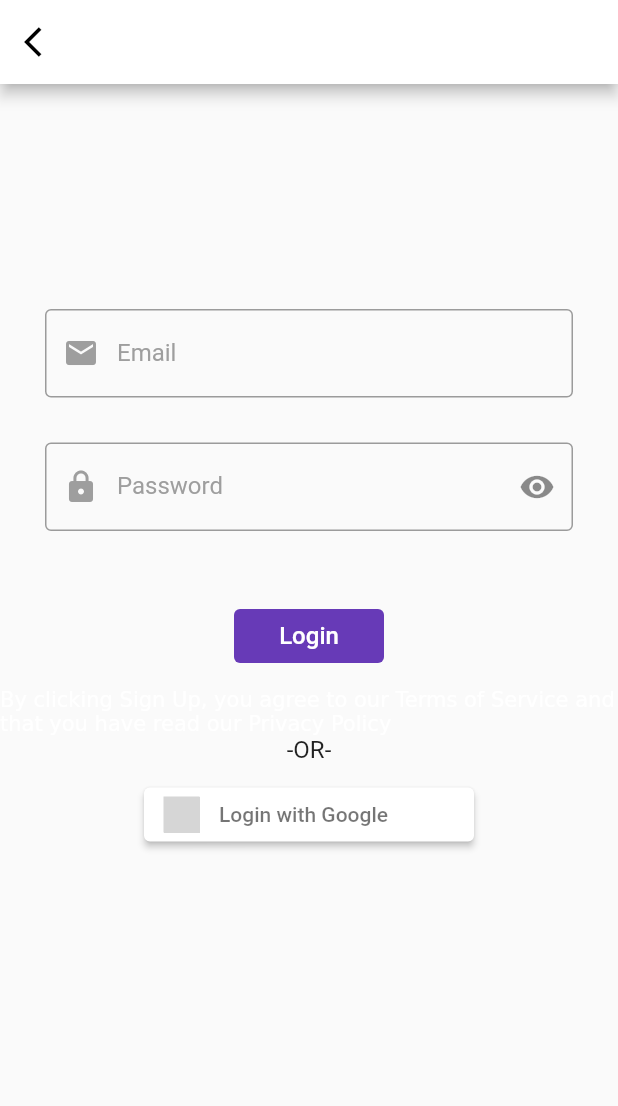
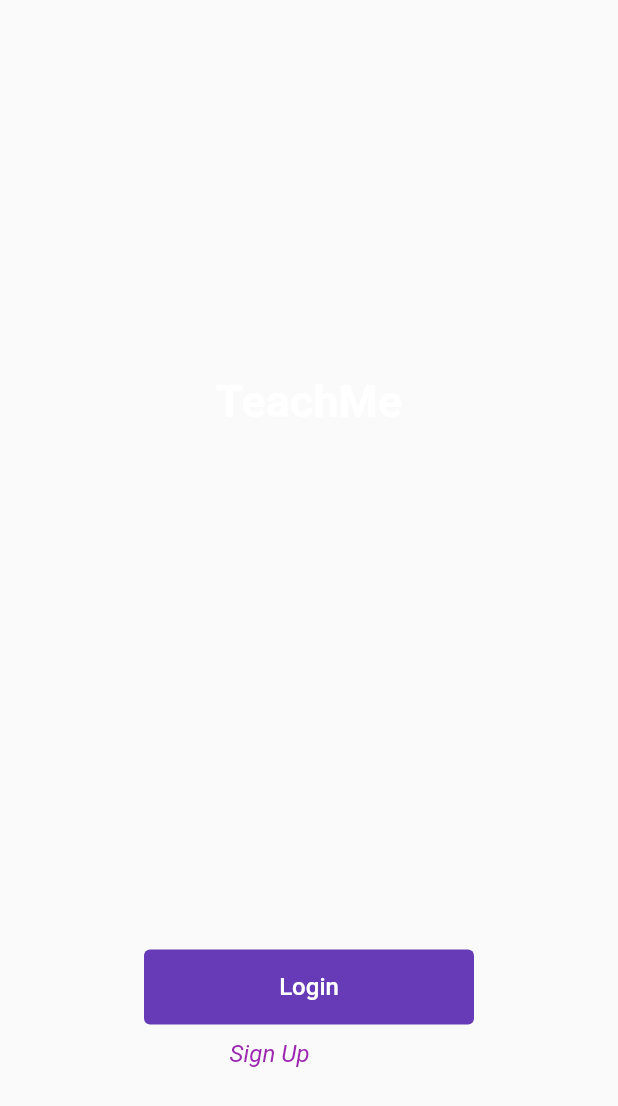
Before and after one commit to JosephLteif/QAProjectFrontEnd, a Flutter app: the screen it shows after launch, on a phone screen of 412 x 824 dp. Shown: the top 1106 px of the screen. Run offline on Flutter 3.47's test engine with Material 2 defaults, Android fonts, the phone set to English and light mode, and no system bars; our stand-ins replace dio, flutter_signin_button, shared_preferences; grey boxes are pictures that could not be loaded.

Commit message:
added sign up page

```diff
--- a/lib/main.dart
+++ b/lib/main.dart
@@ -3,6 +3,7 @@ import 'package:flutter/material.dart';
 import 'package:provider/provider.dart';
 import 'package:qa/utils/settings_prefs.dart';
 import 'package:qa/views/screens/login.dart';
+import 'package:qa/views/screens/LandingPage.dart';
 
 void main() async {
   WidgetsFlutterBinding.ensureInitialized();
@@ -22,7 +23,7 @@ class MyApp extends StatelessWidget {
 //    FirebaseMessaging _fcm = FirebaseMessaging.instance;
 //    PushNotificationService(_fcm).initialise(context);
     return const MaterialApp(
-      home: SignIn(),
+      home: LandingPage(),
     );
   }
 }
--- a/lib/services/LoginService.dart
+++ b/lib/services/LoginService.dart
@@ -21,7 +21,6 @@ Login(String email, String password, BuildContext context) async {
       "Password": password,
     });
     if (result.statusCode == 200) {
-      var resultData = result.data;
       prefs.setBool('IsLoggedIn', true);
       return true;
     } else {
--- a/lib/services/SignUpService.dart
+++ b/lib/services/SignUpService.dart
@@ -1,4 +1,3 @@
-import 'dart:convert';
 import 'dart:io';
 import 'package:shared_preferences/shared_preferences.dart';
 import 'package:dio/adapter.dart';
@@ -6,7 +5,7 @@ import 'package:dio/dio.dart';
 import 'package:flutter/material.dart';
 import 'package:qa/utils/appsettings.dart';
 
-Login(String username, String password,String firstname,String lastname, BuildContext context) async {
+Register(String email, String password,String name,String phoneNumber, BuildContext context) async {
   try {
     Dio dio = new Dio();
     (dio.httpClientAdapter as DefaultHttpClientAdapter).onHttpClientCreate =
@@ -17,17 +16,15 @@ Login(String username, String password,String firstname,String lastname, BuildCo
     };
     SharedPreferences prefs = await SharedPreferences.getInstance();
     Response result = await dio.post(RegisterUrl, queryParameters: {
-      "Email": username,
-      "Firstname": firstname,
-      "Lastname": lastname,
+      "Email": email,
+      "Name": name,
+      "PhoneNumber": phoneNumber,
       "Password": password,
     });
 
     if (result.statusCode == 200) {
       var resultData = result.data;
-
       prefs.setBool('IsLoggedIn', true);
-
       return true;
     } else {
     }
--- /dev/null
+++ b/lib/views/screens/LandingPage.dart
@@ -0,0 +1,112 @@
+import 'package:flutter/gestures.dart';
+import 'package:flutter_signin_button/flutter_signin_button.dart';
+import 'package:provider/provider.dart';
+import 'package:flutter/material.dart';
+import 'package:qa/utils/settings_prefs.dart';
+import 'package:qa/views/screens/login.dart';
+import 'package:qa/views/screens/signup.dart';
+
+class LandingPage extends StatelessWidget {
+  const LandingPage({Key? key}) : super(key: key);
+
+  // This widget is the root of your application.
+  @override
+  Widget build(BuildContext context) {
+   return Consumer<SettingsNotifier>(
+        builder: (context, theme, _) => MaterialApp(
+      title: 'Flutter Demo',
+      theme: theme.getTheme(),
+      home: const MyLandingPage(title: 'TeachMe'),
+   ));
+  }
+}
+
+class MyLandingPage extends StatefulWidget {
+  const MyLandingPage({Key? key, required this.title}) : super(key: key);
+
+  final String title;
+
+  @override
+  State<MyLandingPage> createState() => _MyLandingPageState();
+}
+
+class _MyLandingPageState extends State<MyLandingPage> {
+
+  @override
+  Widget build(BuildContext context) {
+    return Scaffold(
+        body: Center(
+      child: Column(
+        mainAxisAlignment: MainAxisAlignment.start,
+        children: <Widget>[
+          Container(
+            // padding: EdgeInsets.all(100), //You can use EdgeInsets like above
+            margin: const EdgeInsets.only(top: 250),
+            alignment: Alignment.center,
+            child: const Text(
+              "TeachMe",
+              style: TextStyle(
+                  fontSize: 30,
+                  color: Colors.white,
+                  fontWeight: FontWeight.w600),
+            ),
+          ),
+          Container(
+            margin: const EdgeInsets.only(top: 250),
+            padding: const EdgeInsets.all(8),
+            // alignment: Alignment.bottomCenter,
+            child: Column(
+              mainAxisAlignment: MainAxisAlignment.start,
+              children: [
+                Container(
+                    margin: const EdgeInsets.only(top: 90),
+                    height: 50,
+                    width: 220,
+                    child: TextButton(
+                      onPressed: () async {
+                         Navigator.push(
+                                context,
+                                MaterialPageRoute(
+                                    builder: (context) => SignIn()))
+                            .then((value) => setState(() {
+                                  // setView();
+                                }));
+                      },
+                      child: const Text(
+                        "Login",
+                        style: TextStyle(fontSize: 16),
+                      ),
+                    ),),
+                    Container(
+                      alignment: Alignment.topLeft,
+                      margin: const EdgeInsets.only(top:10,right: 30, left: 145),
+                      child: RichText(
+                      text: TextSpan(
+
+                        children: <TextSpan>[
+                          TextSpan(
+                            style: const TextStyle(color: Colors.purple, fontSize: 16.0,fontStyle: FontStyle.italic),
+                            text: 'Sign Up',
+                            recognizer: TapGestureRecognizer()
+                            ..onTap = () {
+                               Navigator.push(
+                                context,
+                                MaterialPageRoute(
+                                    builder: (context) => SignUp()))
+                            .then((value) => setState(() {
+                                  // setView();
+                                }));
+                              print('Terms of Service"');
+                          }),
+                        ],
+                      ),
+                    ),
+                  ),
+              ],
+            ),
+          )
+        ],
+      ),
+    ));
+  }
+}
--- a/lib/views/screens/login.dart
+++ b/lib/views/screens/login.dart
@@ -1,4 +1,3 @@
-
 import 'package:flutter/gestures.dart';
 import 'package:flutter/material.dart';
 import 'package:qa/utils/settings_prefs.dart';
@@ -22,15 +21,14 @@ class _SignIn extends State<SignIn> {
   String errorMessage = '';
 
   bool _obscureText = true;
-  Icon firstIcon = const Icon(Icons.visibility);
-  Icon secondIcon = const Icon(Icons.visibility_off);
+  Icon firstIcon = const Icon(Icons.visibility,color: Colors.grey,);
+  Icon secondIcon = const Icon(Icons.visibility_off, color: Colors.grey);
 
   void _toggle() {
     setState(() {
       _obscureText = !_obscureText;
     });
   }
-
   @override
   Widget build(BuildContext context) {
      return Consumer<SettingsNotifier>(
@@ -38,6 +36,7 @@ class _SignIn extends State<SignIn> {
           theme: theme.getTheme(),
           home: Scaffold(
             appBar: AppBar(
+              title: Text("Login"),
                  leading: InkWell(
                   onTap: () {
                     Navigator.pop(context);
@@ -79,7 +78,7 @@ class _SignIn extends State<SignIn> {
                               )),
                           Container(
                             alignment: Alignment.topCenter,
-                            margin: const EdgeInsets.all(30),
+                            margin: const EdgeInsets.only(top:30,right:30,left:30),
                             child: TextFormField(
                               controller: passwordController,
                               decoration: InputDecoration(
@@ -107,6 +106,23 @@ class _SignIn extends State<SignIn> {
                                 fontWeight: FontWeight.normal),
                           ),
                           Container(
+                             alignment: Alignment.topLeft,
+                              margin: const EdgeInsets.only(right: 30, left: 30),
+                            child: RichText(
+                              text: TextSpan(
+                                style: const TextStyle(color: Colors.blue, fontSize: 12.0,fontStyle: FontStyle.italic),
+                                children: <TextSpan>[
+                                  TextSpan(
+                                      text: 'Forgot password',
+                                      recognizer: TapGestureRecognizer()
+                                        ..onTap = () {
+                                          print('Terms of Service"');
+                                        }),
+                                ],
+                              ),
+                            ),
+                          ),
+                          Container(
                             margin: const EdgeInsets.only(bottom: 10),
                             child: TextButton(
                               style: theme.getTheme().textButtonTheme.style,
@@ -132,7 +148,6 @@ class _SignIn extends State<SignIn> {
                                   passwordController.text = "";
                                 }
                                 setState(() {});
-
                             },
                               child: const Text(
                                 "Login",
@@ -140,26 +155,7 @@ class _SignIn extends State<SignIn> {
                               ),
                             ),
                           ),
-                          RichText(
-                            text: TextSpan(
-                              children: <TextSpan>[
-                                TextSpan(text: 'By clicking Sign Up, you agree to our '),
-                                TextSpan(
-                                    text: 'Terms of Service',
-                                    recognizer: TapGestureRecognizer()
-                                      ..onTap = () {
-                                        print('Terms of Service"');
-                                      }),
-                                TextSpan(text: ' and that you have read our '),
-                                TextSpan(
-                                    text: 'Privacy Policy',
-                                    recognizer: TapGestureRecognizer()
-                                      ..onTap = () {
-                                        print('Privacy Policy"');
-                                      }),
-                              ],
-                            ),
-                          ),
+
                           const Text(
                             "-OR-",
                             style: TextStyle(fontSize: 16),
@@ -168,7 +164,7 @@ class _SignIn extends State<SignIn> {
                               margin: const EdgeInsets.only(top: 10),
                               child: SignInButton(
                                 Buttons.Google,
-                                text: "Login with Google",
+                                text: "Continue with Google",
                                 onPressed: () async {
                                 },
                               ))
```
Also changed, not shown: lib/views/screens/signup.dart (+240 -0 lines).
